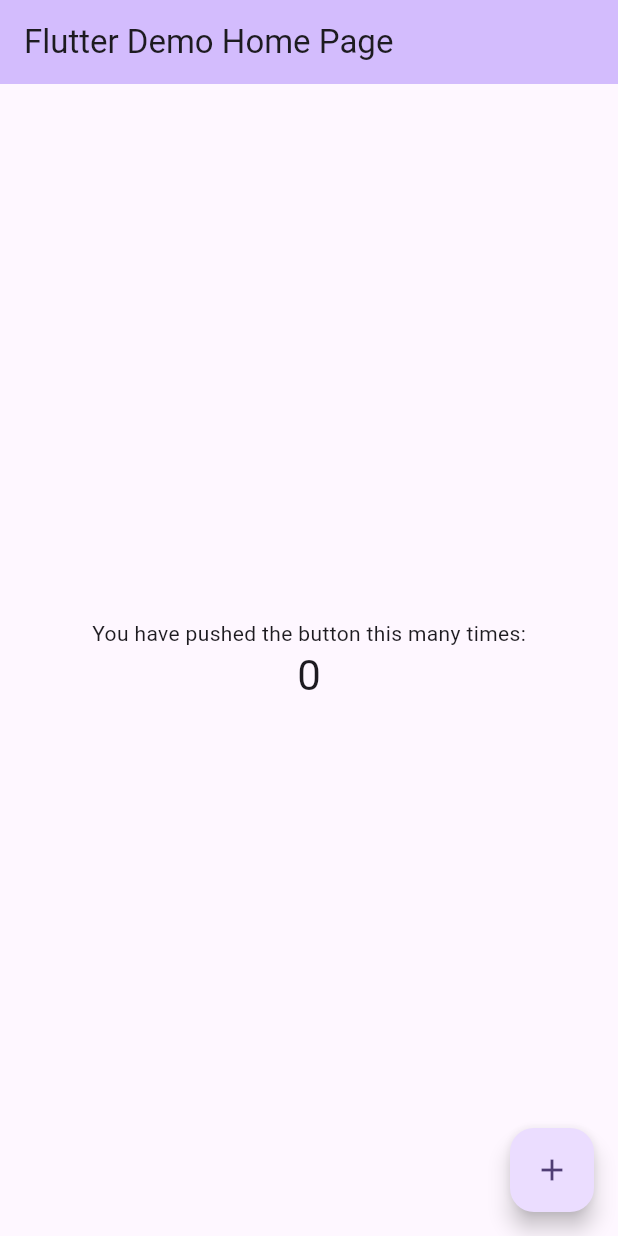
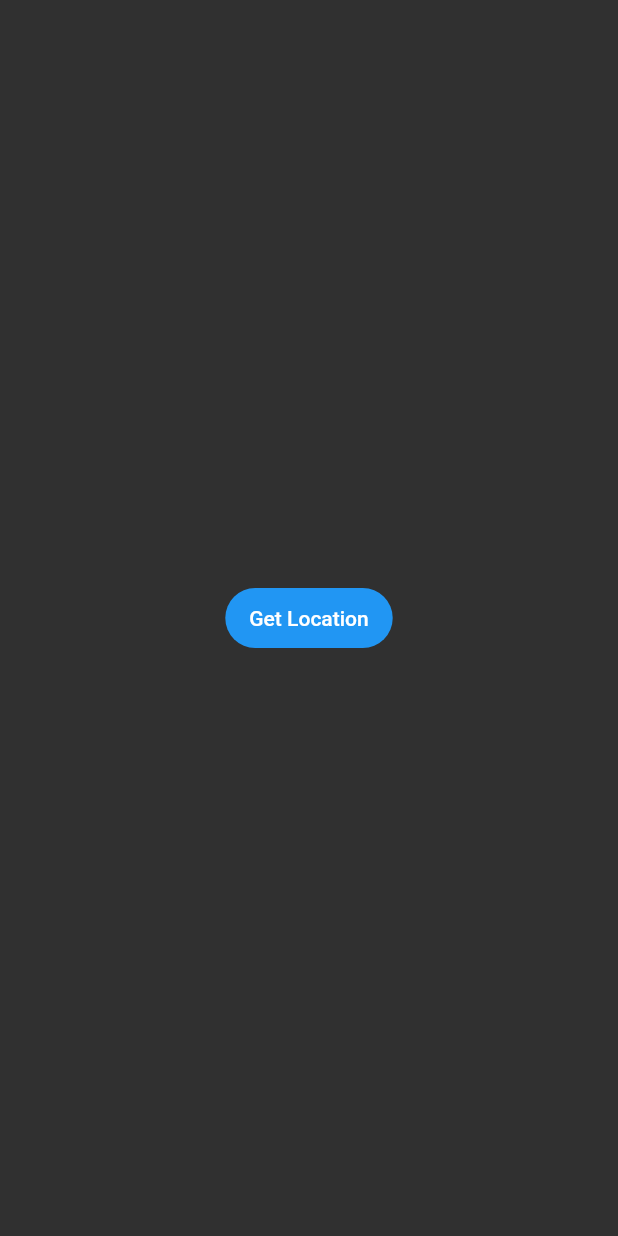
Before and after one commit to GuilhermeSilvaCosta/clima-flutter, a Flutter app: the screen it shows after launch, on a phone screen of 412 x 824 dp. Run offline on Flutter 3.47's test engine with Material 2 defaults, Android fonts, the phone set to English and light mode, and no system bars; our stand-ins replace geolocator.

```diff
--- a/lib/main.dart
+++ b/lib/main.dart
@@ -1,4 +1,5 @@
 import 'package:flutter/material.dart';
+import 'package:clima/screens/loading_screen.dart';
 
 void main() {
   runApp(const MyApp());
@@ -11,115 +12,8 @@ class MyApp extends StatelessWidget {
   @override
   Widget build(BuildContext context) {
     return MaterialApp(
-      title: 'Flutter Demo',
-      theme: ThemeData(
-        // This is the theme of your application.
-        //
-        // TRY THIS: Try running your application with "flutter run". You'll see
-        // the application has a blue toolbar. Then, without quitting the app,
-        // try changing the seedColor in the colorScheme below to Colors.green
-        // and then invoke "hot reload" (save your changes or press the "hot
-        // reload" button in a Flutter-supported IDE, or press "r" if you used
-        // the command line to start the app).
-        //
-        // Notice that the counter didn't reset back to zero; the application
-        // state is not lost during the reload. To reset the state, use hot
-        // restart instead.
-        //
-        // This works for code too, not just values: Most code changes can be
-        // tested with just a hot reload.
-        colorScheme: ColorScheme.fromSeed(seedColor: Colors.deepPurple),
-        useMaterial3: true,
-      ),
-      home: const MyHomePage(title: 'Flutter Demo Home Page'),
+      theme: ThemeData.dark(useMaterial3: false),
+      home: LoadingScreen(),
     );
   }
 }
-
-class MyHomePage extends StatefulWidget {
-  const MyHomePage({super.key, required this.title});
-
-  // This widget is the home page of your application. It is stateful, meaning
-  // that it has a State object (defined below) that contains fields that affect
-  // how it looks.
-
-  // This class is the configuration for the state. It holds the values (in this
-  // case the title) provided by the parent (in this case the App widget) and
-  // used by the build method of the State. Fields in a Widget subclass are
-  // always marked "final".
-
-  final String title;
-
-  @override
-  State<MyHomePage> createState() => _MyHomePageState();
-}
-
-class _MyHomePageState extends State<MyHomePage> {
-  int _counter = 0;
-
-  void _incrementCounter() {
-    setState(() {
-      // This call to setState tells the Flutter framework that something has
-      // changed in this State, which causes it to rerun the build method below
-      // so that the display can reflect the updated values. If we changed
-      // _counter without calling setState(), then the build method would not be
-      // called again, and so nothing would appear to happen.
-      _counter++;
-    });
-  }
-
-  @override
-  Widget build(BuildContext context) {
-    // This method is rerun every time setState is called, for instance as done
-    // by the _incrementCounter method above.
-    //
-    // The Flutter framework has been optimized to make rerunning build methods
-    // fast, so that you can just rebuild anything that needs updating rather
-    // than having to individually change instances of widgets.
-    return Scaffold(
-      appBar: AppBar(
-        // TRY THIS: Try changing the color here to a specific color (to
-        // Colors.amber, perhaps?) and trigger a hot reload to see the AppBar
-        // change color while the other colors stay the same.
-        backgroundColor: Theme.of(context).colorScheme.inversePrimary,
-        // Here we take the value from the MyHomePage object that was created by
-        // the App.build method, and use it to set our appbar title.
-        title: Text(widget.title),
-      ),
-      body: Center(
-        // Center is a layout widget. It takes a single child and positions it
-        // in the middle of the parent.
-        child: Column(
-          // Column is also a layout widget. It takes a list of children and
-          // arranges them vertically. By default, it sizes itself to fit its
-          // children horizontally, and tries to be as tall as its parent.
-          //
-          // Column has various properties to control how it sizes itself and
-          // how it positions its children. Here we use mainAxisAlignment to
-          // center the children vertically; the main axis here is the vertical
-          // axis because Columns are vertical (the cross axis would be
-          // horizontal).
-          //
-          // TRY THIS: Invoke "debug painting" (choose the "Toggle Debug Paint"
-          // action in the IDE, or press "p" in the console), to see the
-          // wireframe for each widget.
-          mainAxisAlignment: MainAxisAlignment.center,
-          children: <Widget>[
-            const Text(
-              'You have pushed the button this many times:',
-            ),
-            Text(
-              '$_counter',
-              style: Theme.of(context).textTheme.headlineMedium,
-            ),
-          ],
-        ),
-      ),
-      floatingActionButton: FloatingActionButton(
-        onPressed: _incrementCounter,
-        tooltip: 'Increment',
-        child: const Icon(Icons.add),
-      ), // This trailing comma makes auto-formatting nicer for build methods.
-    );
-  }
-}
--- /dev/null
+++ b/lib/screens/loading_screen.dart
@@ -0,0 +1,30 @@
+import 'package:flutter/material.dart';
+import 'package:geolocator/geolocator.dart';
+
+class LoadingScreen extends StatefulWidget {
+  @override
+  _LoadingScreenState createState() => _LoadingScreenState();
+}
+
+class _LoadingScreenState extends State<LoadingScreen> {
+
+  void getLocation() async {
+    LocationPermission permission = await Geolocator.checkPermission();
+    if (permission == LocationPermission.denied)
+      await Geolocator.requestPermission();
+    Position position = await Geolocator.getCurrentPosition(desiredAccuracy: LocationAccuracy.low);
+    print(position);
+  }
+
+  @override
+  Widget build(BuildContext context) {
+    return Scaffold(
+      body: Center(
+        child: FilledButton(
+          onPressed: getLocation,
+          child: Text('Get Location'),
+        ),
+      ),
+    );
+  }
+}
```
Also changed, not shown: lib/screens/city_screen.dart (added, +51 -0 lines), lib/screens/location_screen.dart (added, +76 -0 lines), lib/services/weather.dart (added, +33 -0 lines), lib/utilities/constants.dart (added, +20 -0 lines), pubspec.yaml (+9 -33 lines), fonts/SpartanMB-Black.otf (added), images/city_background.jpg (added), images/location_background.jpg (added), pubspec.lock, 8 other files.
